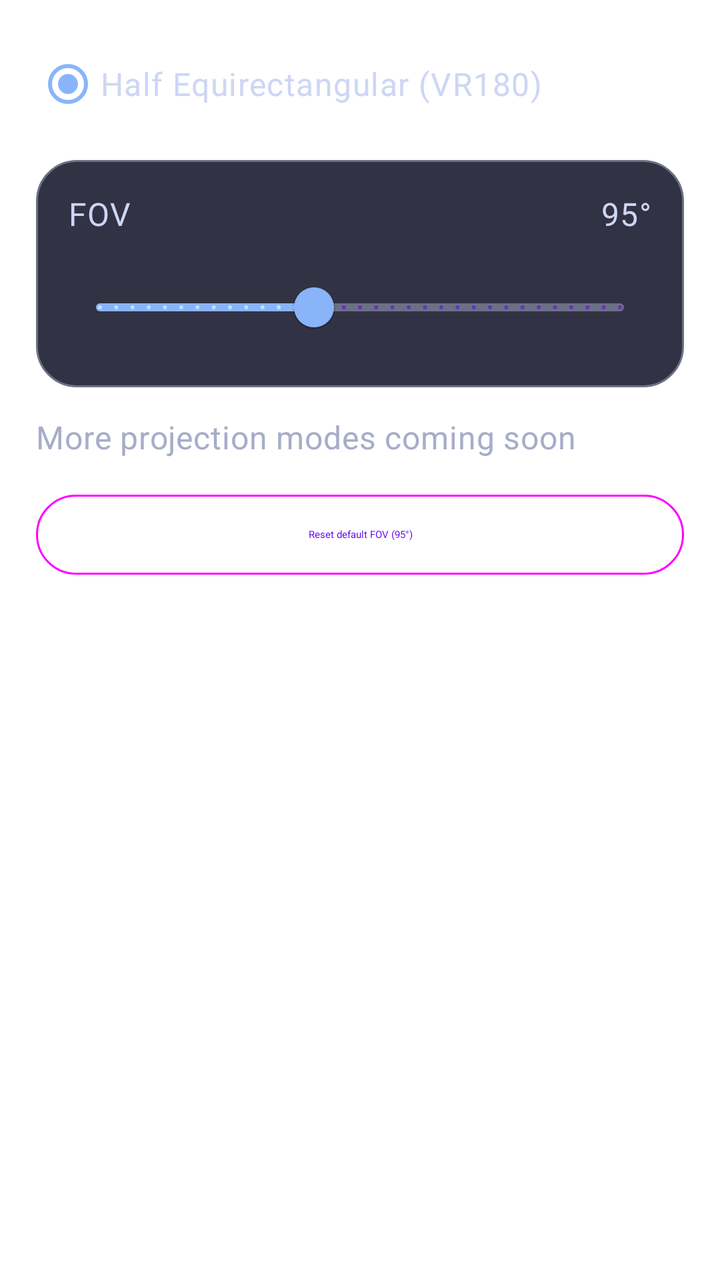
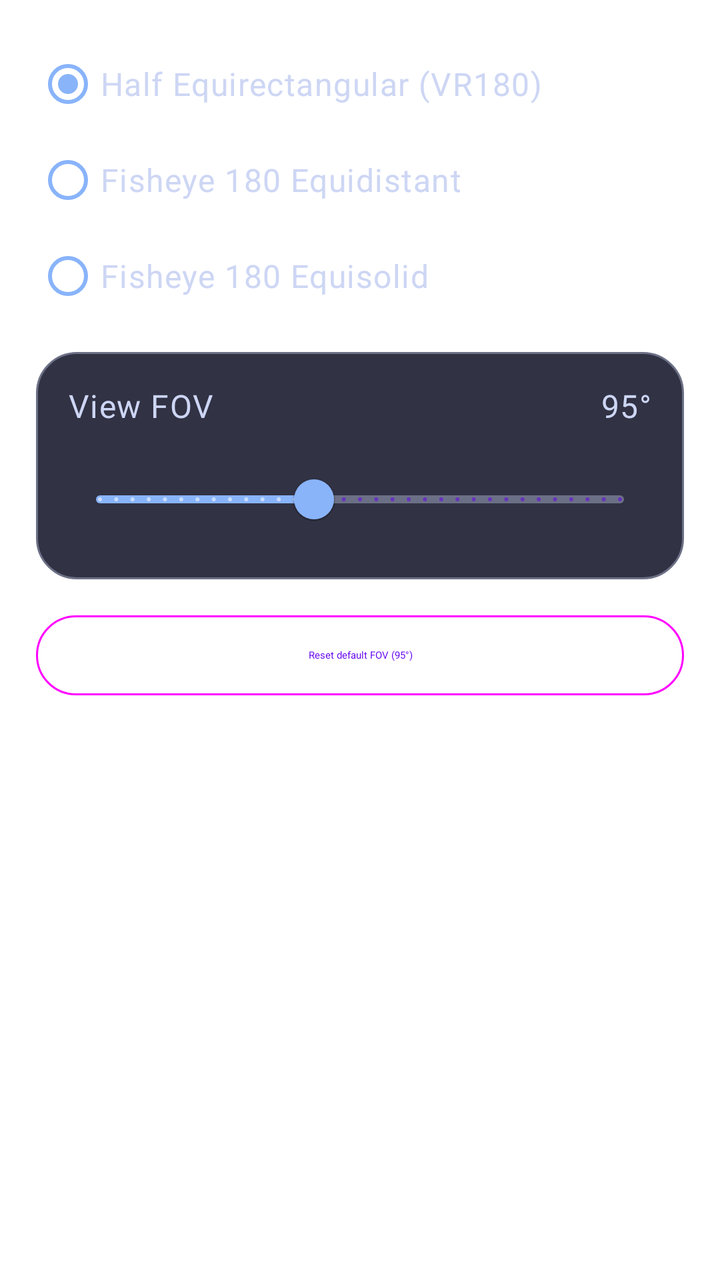

Screens rendered from an Android XML layout before and after an edit, with the pre-edit source and the edit as a unified diff.
<!-- AndroidManifest.xml: application theme Theme.Vr2xr -->
<!-- res/layout/dialog_projection_settings.xml -->
<?xml version="1.0" encoding="utf-8"?>
<LinearLayout xmlns:android="http://schemas.android.com/apk/res/android"
    xmlns:app="http://schemas.android.com/apk/res-auto"
    android:layout_width="match_parent"
    android:layout_height="wrap_content"
    android:orientation="vertical"
    android:paddingStart="@dimen/player_dialog_content_padding"
    android:paddingTop="@dimen/player_dialog_content_padding"
    android:paddingEnd="@dimen/player_dialog_content_padding"
    android:paddingBottom="@dimen/player_dialog_content_padding">

    <RadioGroup
        android:id="@+id/projectionOptionsGroup"
        android:layout_width="match_parent"
        android:layout_height="wrap_content">

        <com.google.android.material.radiobutton.MaterialRadioButton
            android:id="@+id/projectionHalfEquirectangularOption"
            android:layout_width="match_parent"
            android:layout_height="wrap_content"
            android:checked="true"
            android:paddingTop="@dimen/player_timeline_time_spacing"
            android:paddingBottom="@dimen/player_timeline_time_spacing"
            android:textAppearance="@style/TextAppearance.Vr2xr.Player.DialogItem"
            android:textColor="@color/player_controls_text_primary"
            android:text="@string/projection_half_equirectangular_vr180"
            app:buttonTint="@color/player_controls_timeline_active" />
    </RadioGroup>

    <LinearLayout
        android:id="@+id/projectionFovRow"
        android:layout_width="match_parent"
        android:layout_height="wrap_content"
        android:layout_marginTop="@dimen/player_dialog_row_spacing"
        android:background="@drawable/bg_player_touchpad"
        android:gravity="center_vertical"
        android:minHeight="@dimen/player_dialog_row_min_height"
        android:orientation="vertical"
        android:paddingStart="@dimen/player_dialog_row_horizontal_padding"
        android:paddingTop="@dimen/player_dialog_row_horizontal_padding"
        android:paddingEnd="@dimen/player_dialog_row_horizontal_padding"
        android:paddingBottom="@dimen/player_dialog_row_horizontal_padding">

        <LinearLayout
            android:layout_width="match_parent"
            android:layout_height="wrap_content"
            android:gravity="center_vertical"
            android:orientation="horizontal">

            <TextView
                style="@style/TextAppearance.Vr2xr.Player.DialogItem"
                android:layout_width="0dp"
                android:layout_height="wrap_content"
                android:layout_weight="1"
                android:text="@string/projection_fov_title" />

            <TextView
                android:id="@+id/projectionFovValueText"
                style="@style/TextAppearance.Vr2xr.Player.DialogItem"
                android:layout_width="wrap_content"
                android:layout_height="wrap_content"
                android:text="@string/projection_fov_default_value" />
        </LinearLayout>

        <com.google.android.material.slider.Slider
            android:id="@+id/projectionFovSlider"
            android:layout_width="match_parent"
            android:layout_height="wrap_content"
            android:layout_marginTop="@dimen/player_timeline_time_spacing"
            android:contentDescription="@string/projection_fov_title"
            android:stepSize="1"
            android:value="95"
            android:valueFrom="60"
            android:valueTo="145"
            app:haloColor="@color/player_controls_timeline_halo"
            app:labelBehavior="gone"
            app:thumbColor="@color/player_controls_timeline_active"
            app:trackColorActive="@color/player_controls_timeline_active"
            app:trackColorInactive="@color/player_controls_timeline_inactive" />
    </LinearLayout>

    <TextView
        style="@style/TextAppearance.Vr2xr.Player.TimeLabel"
        android:layout_width="match_parent"
        android:layout_height="wrap_content"
        android:layout_marginTop="@dimen/player_dialog_row_spacing"
        android:text="@string/projection_settings_more_coming_soon" />

    <com.google.android.material.button.MaterialButton
        android:id="@+id/projectionResetFovButton"
        style="@style/Widget.Material3.Button.OutlinedButton"
        android:layout_width="match_parent"
        android:layout_height="wrap_content"
        android:layout_marginTop="@dimen/player_dialog_row_spacing"
        android:text="@string/projection_fov_reset_default" />
</LinearLayout>
<!-- resources referenced by this layout -->
<resources>
  <color name="player_controls_text_primary">@color/catppuccin_mocha_text</color>
  <color name="player_controls_timeline_active">@color/catppuccin_mocha_blue</color>
  <color name="player_controls_timeline_halo">#3389B4FA</color>
  <color name="player_controls_timeline_inactive">@color/catppuccin_mocha_overlay0</color>
  <dimen name="player_dialog_content_padding">18dp</dimen>
  <dimen name="player_dialog_row_horizontal_padding">16dp</dimen>
  <dimen name="player_dialog_row_min_height">56dp</dimen>
  <dimen name="player_dialog_row_spacing">14dp</dimen>
  <dimen name="player_timeline_time_spacing">12dp</dimen>
  <!-- drawable bg_player_touchpad (drawable) -->
  <?xml version="1.0" encoding="utf-8"?>
  <shape xmlns:android="http://schemas.android.com/apk/res/android"
      android:shape="rectangle">
      <solid android:color="@color/player_touchpad_background" />
      <stroke
          android:width="@dimen/player_touchpad_stroke_width"
          android:color="@color/player_touchpad_outline" />
      <corners android:radius="@dimen/player_touchpad_corner_radius" />
  </shape>
  <string name="projection_fov_default_value">95\u00B0</string>
  <string name="projection_fov_reset_default">Reset default FOV (95\u00B0)</string>
  <string name="projection_fov_title">FOV</string>
  <string name="projection_half_equirectangular_vr180">Half Equirectangular (VR180)</string>
  <string name="projection_settings_more_coming_soon">More projection modes coming soon</string>
  <style name="TextAppearance.Vr2xr.Player.DialogItem" parent="TextAppearance.MaterialComponents.Body1">
          <item name="android:fontFamily">sans-serif-medium</item>
          <item name="android:textColor">@color/player_controls_text_primary</item>
      </style>
  <style name="TextAppearance.Vr2xr.Player.TimeLabel" parent="TextAppearance.MaterialComponents.Body2">
          <item name="android:fontFamily">sans-serif-medium</item>
          <item name="android:textColor">@color/player_controls_text_secondary</item>
          <item name="android:textSize">@dimen/player_controls_time_text_size</item>
      </style>
  <style name="Theme.Vr2xr" parent="Theme.MaterialComponents.DayNight.NoActionBar">
          <item name="android:windowFullscreen">false</item>
      </style>
  <color name="catppuccin_mocha_text">#CDD6F4</color>
  <color name="catppuccin_mocha_blue">#89B4FA</color>
  <color name="catppuccin_mocha_overlay0">#6C7086</color>
  <color name="player_touchpad_background">@color/catppuccin_mocha_surface0</color>
  <dimen name="player_touchpad_stroke_width">1dp</dimen>
  <color name="player_touchpad_outline">@color/catppuccin_mocha_overlay0</color>
  <dimen name="player_touchpad_corner_radius">20dp</dimen>
  <color name="player_controls_text_secondary">@color/catppuccin_mocha_subtext0</color>
  <dimen name="player_controls_time_text_size">16sp</dimen>
  <color name="catppuccin_mocha_surface0">#313244</color>
  <color name="catppuccin_mocha_subtext0">#A6ADC8</color>
</resources>

<!-- the commit's change to res/layout/dialog_projection_settings.xml (unified diff, before → after) -->
@@ -24,6 +24,28 @@
             android:textAppearance="@style/TextAppearance.Vr2xr.Player.DialogItem"
             android:textColor="@color/player_controls_text_primary"
             android:text="@string/projection_half_equirectangular_vr180"
+            app:buttonTint="@color/player_controls_timeline_active" />
+
+        <com.google.android.material.radiobutton.MaterialRadioButton
+            android:id="@+id/projectionFisheyeEquidistantOption"
+            android:layout_width="match_parent"
+            android:layout_height="wrap_content"
+            android:paddingTop="@dimen/player_timeline_time_spacing"
+            android:paddingBottom="@dimen/player_timeline_time_spacing"
+            android:text="@string/projection_fisheye_equidistant_vr180"
+            android:textAppearance="@style/TextAppearance.Vr2xr.Player.DialogItem"
+            android:textColor="@color/player_controls_text_primary"
+            app:buttonTint="@color/player_controls_timeline_active" />
+
+        <com.google.android.material.radiobutton.MaterialRadioButton
+            android:id="@+id/projectionFisheyeEquisolidOption"
+            android:layout_width="match_parent"
+            android:layout_height="wrap_content"
+            android:paddingTop="@dimen/player_timeline_time_spacing"
+            android:paddingBottom="@dimen/player_timeline_time_spacing"
+            android:text="@string/projection_fisheye_equisolid_vr180"
+            android:textAppearance="@style/TextAppearance.Vr2xr.Player.DialogItem"
+            android:textColor="@color/player_controls_text_primary"
             app:buttonTint="@color/player_controls_timeline_active" />
     </RadioGroup>
 
@@ -52,7 +74,7 @@
                 android:layout_width="0dp"
                 android:layout_height="wrap_content"
                 android:layout_weight="1"
-                android:text="@string/projection_fov_title" />
+                android:text="@string/projection_view_fov_title" />
 
             <TextView
                 android:id="@+id/projectionFovValueText"
@@ -67,7 +89,7 @@
             android:layout_width="match_parent"
             android:layout_height="wrap_content"
             android:layout_marginTop="@dimen/player_timeline_time_spacing"
-            android:contentDescription="@string/projection_fov_title"
+            android:contentDescription="@string/projection_view_fov_title"
             android:stepSize="1"
             android:value="95"
             android:valueFrom="60"
@@ -79,12 +101,58 @@
             app:trackColorInactive="@color/player_controls_timeline_inactive" />
     </LinearLayout>
 
-    <TextView
-        style="@style/TextAppearance.Vr2xr.Player.TimeLabel"
+    <LinearLayout
+        android:id="@+id/projectionLensFovRow"
         android:layout_width="match_parent"
         android:layout_height="wrap_content"
         android:layout_marginTop="@dimen/player_dialog_row_spacing"
-        android:text="@string/projection_settings_more_coming_soon" />
+        android:background="@drawable/bg_player_touchpad"
+        android:gravity="center_vertical"
+        android:minHeight="@dimen/player_dialog_row_min_height"
+        android:orientation="vertical"
+        android:paddingStart="@dimen/player_dialog_row_horizontal_padding"
+        android:paddingTop="@dimen/player_dialog_row_horizontal_padding"
+        android:paddingEnd="@dimen/player_dialog_row_horizontal_padding"
+        android:paddingBottom="@dimen/player_dialog_row_horizontal_padding"
+        android:visibility="gone">
+
+        <LinearLayout
+            android:layout_width="match_parent"
+            android:layout_height="wrap_content"
+            android:gravity="center_vertical"
+            android:orientation="horizontal">
+
+            <TextView
+                style="@style/TextAppearance.Vr2xr.Player.DialogItem"
+                android:layout_width="0dp"
+                android:layout_height="wrap_content"
+                android:layout_weight="1"
+                android:text="@string/projection_lens_fov_title" />
+
+            <TextView
+                android:id="@+id/projectionLensFovValueText"
+                style="@style/TextAppearance.Vr2xr.Player.DialogItem"
+                android:layout_width="wrap_content"
+                android:layout_height="wrap_content"
+                android:text="@string/projection_lens_fov_default_value" />
+        </LinearLayout>
+
+        <com.google.android.material.slider.Slider
+            android:id="@+id/projectionLensFovSlider"
+            android:layout_width="match_parent"
+            android:layout_height="wrap_content"
+            android:layout_marginTop="@dimen/player_timeline_time_spacing"
+            android:contentDescription="@string/projection_lens_fov_title"
+            android:stepSize="1"
+            android:value="180"
+            android:valueFrom="160"
+            android:valueTo="220"
+            app:haloColor="@color/player_controls_timeline_halo"
+            app:labelBehavior="gone"
+            app:thumbColor="@color/player_controls_timeline_active"
+            app:trackColorActive="@color/player_controls_timeline_active"
+            app:trackColorInactive="@color/player_controls_timeline_inactive" />
+    </LinearLayout>
 
     <com.google.android.material.button.MaterialButton
         android:id="@+id/projectionResetFovButton"
<!-- resource entries referenced after the edit -->
@@ -19,19 +19,17 @@
           android:color="@color/player_touchpad_outline" />
       <corners android:radius="@dimen/player_touchpad_corner_radius" />
   </shape>
+  <string name="projection_fisheye_equidistant_vr180">Fisheye 180 Equidistant</string>
+  <string name="projection_fisheye_equisolid_vr180">Fisheye 180 Equisolid</string>
   <string name="projection_fov_default_value">95\u00B0</string>
   <string name="projection_fov_reset_default">Reset default FOV (95\u00B0)</string>
-  <string name="projection_fov_title">FOV</string>
   <string name="projection_half_equirectangular_vr180">Half Equirectangular (VR180)</string>
-  <string name="projection_settings_more_coming_soon">More projection modes coming soon</string>
+  <string name="projection_lens_fov_default_value">180\u00B0</string>
+  <string name="projection_lens_fov_title">Lens FOV</string>
+  <string name="projection_view_fov_title">View FOV</string>
   <style name="TextAppearance.Vr2xr.Player.DialogItem" parent="TextAppearance.MaterialComponents.Body1">
           <item name="android:fontFamily">sans-serif-medium</item>
           <item name="android:textColor">@color/player_controls_text_primary</item>
-      </style>
-  <style name="TextAppearance.Vr2xr.Player.TimeLabel" parent="TextAppearance.MaterialComponents.Body2">
-          <item name="android:fontFamily">sans-serif-medium</item>
-          <item name="android:textColor">@color/player_controls_text_secondary</item>
-          <item name="android:textSize">@dimen/player_controls_time_text_size</item>
       </style>
   <style name="Theme.Vr2xr" parent="Theme.MaterialComponents.DayNight.NoActionBar">
           <item name="android:windowFullscreen">false</item>
@@ -43,9 +41,6 @@
   <dimen name="player_touchpad_stroke_width">1dp</dimen>
   <color name="player_touchpad_outline">@color/catppuccin_mocha_overlay0</color>
   <dimen name="player_touchpad_corner_radius">20dp</dimen>
-  <color name="player_controls_text_secondary">@color/catppuccin_mocha_subtext0</color>
-  <dimen name="player_controls_time_text_size">16sp</dimen>
   <color name="catppuccin_mocha_surface0">#313244</color>
-  <color name="catppuccin_mocha_subtext0">#A6ADC8</color>
 </resources>
 
